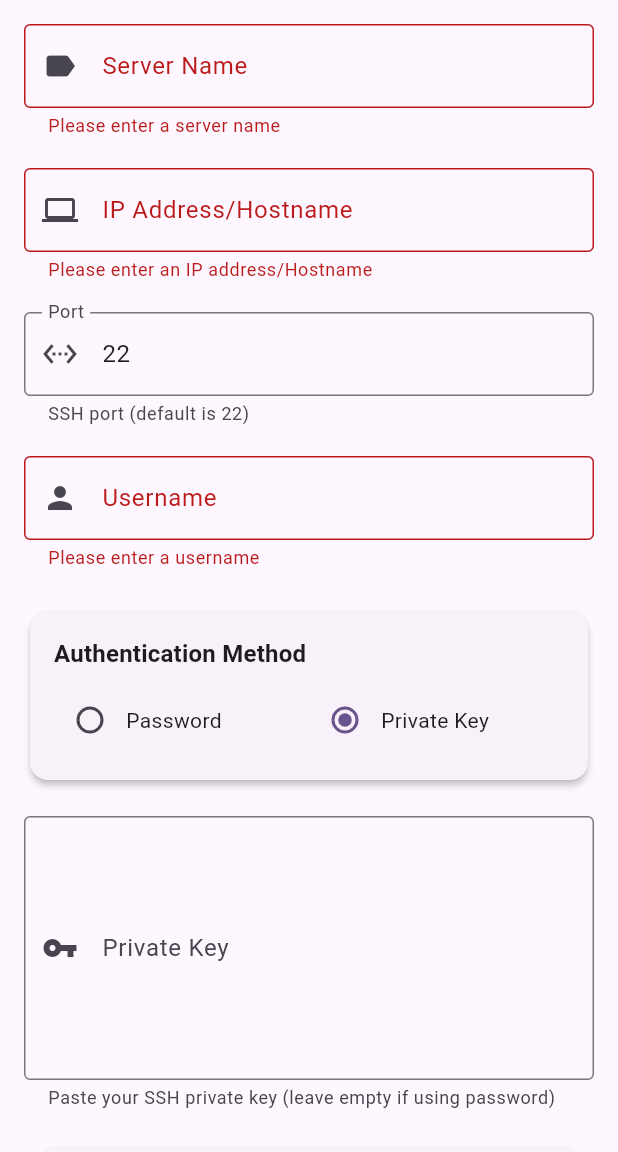
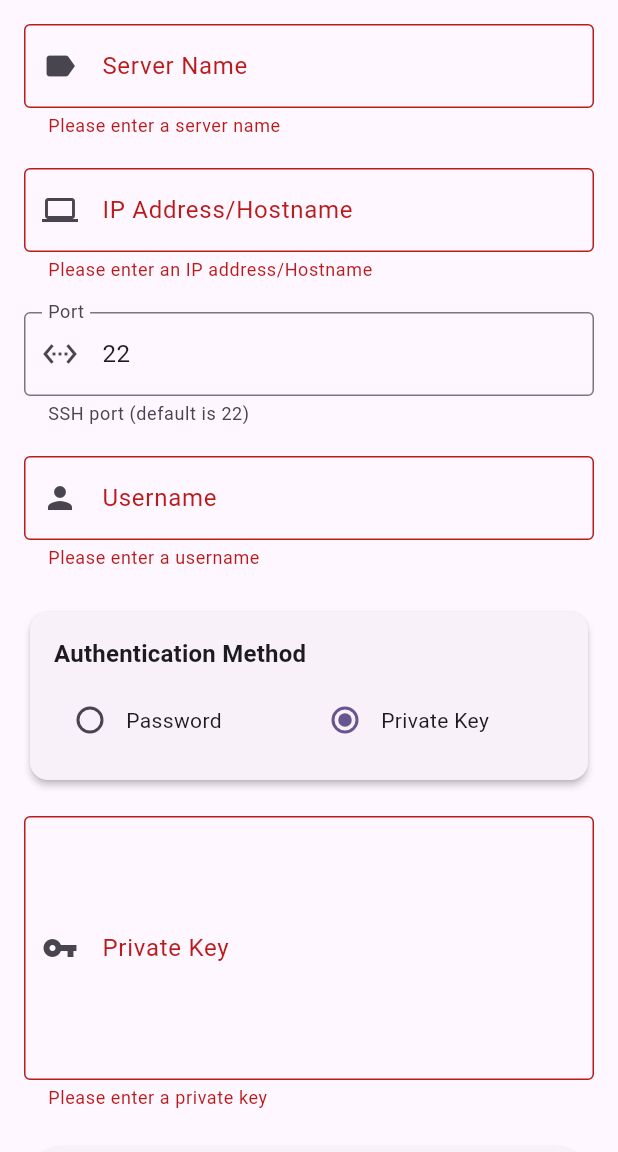
Before and after one commit to theSoberSobber/Docker-Manager, a Flutter app: the AddServerScreen screen opened directly, after a tap on "Private Key", after a tap on "ADD", on a phone screen of 412 x 824 dp, the part 84-1236 px from its top. Run offline on Flutter 3.47's test engine with Material 3 defaults, Android fonts, the phone set to English and light mode, and no system bars; our stand-ins replace easy_localization, shared_preferences; missing offline and left inert: dartssh2; accounts and stored records are empty.

Commit message:
fix review comments

```diff
--- a/assets/i18n/en-US.json
+++ b/assets/i18n/en-US.json
@@ -78,11 +78,14 @@
   "servers": {
     "title": "Docker Servers",
     "add_server": "Add Docker Server",
+    "edit_server": "Edit Docker Server",
     "delete_server": "Delete Server",
     "delete_confirm": "Are you sure you want to delete {}:{}?",
     "added_successfully": "Server added successfully",
+    "updated_successfully": "Server updated successfully",
     "deleted_successfully": "Server deleted successfully",
     "failed_to_add": "Failed to add server: {}",
+    "failed_to_update": "Failed to update server: {}",
     "failed_to_delete": "Failed to delete server: {}",
     "failed_to_load": "Failed to load servers: {}",
     "user_label": "User: {}",
--- a/assets/i18n/es.json
+++ b/assets/i18n/es.json
@@ -78,11 +78,14 @@
   "servers": {
     "title": "Servidores Docker",
     "add_server": "Agregar Servidor Docker",
+    "edit_server": "Editar Servidor Docker",
     "delete_server": "Eliminar Servidor",
     "delete_confirm": "¿Está seguro de que desea eliminar {}:{}?",
     "added_successfully": "Servidor agregado exitosamente",
+    "updated_successfully": "Servidor actualizado exitosamente",
     "deleted_successfully": "Servidor eliminado exitosamente",
     "failed_to_add": "Error al agregar servidor: {}",
+    "failed_to_update": "Error al actualizar el servidor: {}",
     "failed_to_delete": "Error al eliminar servidor: {}",
     "failed_to_load": "Error al cargar servidores: {}",
     "user_label": "Usuario: {}",
--- a/lib/data/services/ssh_connection_service.dart
+++ b/lib/data/services/ssh_connection_service.dart
@@ -203,11 +203,12 @@ class SSHConnectionService {
       // Try to execute a simple command to verify the connection really works
       final session = await client.execute('echo "test"');
       final output = await session.stdout.cast<List<int>>().transform(utf8.decoder).join();
+      final exitCode = session.exitCode;
 
       // Close the test connection immediately
       client.close();
 
-      if (output.isNotEmpty) {
+      if (exitCode == 0 && output.trim() == 'test') {
         return SSHConnectionResult(
           success: true,
           status: ConnectionStatus.connected,
--- a/lib/presentation/screens/add_server_screen.dart
+++ b/lib/presentation/screens/add_server_screen.dart
@@ -163,7 +163,7 @@ class _AddServerScreenState extends State<AddServerScreen> {
   Widget build(BuildContext context) {
     return Scaffold(
       appBar: AppBar(
-        title: Text(_isEditMode ? 'servers.add_server'.tr() : 'servers.add_server'.tr()),
+        title: Text(_isEditMode ? 'servers.edit_server'.tr() : 'servers.add_server'.tr()),
         actions: [
           TextButton(
             onPressed: _submit,
@@ -332,6 +332,12 @@ class _AddServerScreenState extends State<AddServerScreen> {
                   helperMaxLines: 2,
                 ),
                 obscureText: true,
+                validator: (value) {
+                  if (value == null || value.trim().isEmpty) {
+                    return 'servers.error_password_required'.tr();
+                  }
+                  return null;
+                },
               )
             else
               TextFormField(
@@ -345,6 +351,12 @@ class _AddServerScreenState extends State<AddServerScreen> {
                   helperMaxLines: 2,
                 ),
                 maxLines: 6,
+                validator: (value) {
+                  if (value == null || value.trim().isEmpty) {
+                    return 'servers.error_private_key_required'.tr();
+                  }
+                  return null;
+                },
               ),
             const SizedBox(height: 24),
             ElevatedButton.icon(
--- a/lib/presentation/screens/server_list_screen.dart
+++ b/lib/presentation/screens/server_list_screen.dart
@@ -83,13 +83,13 @@ class _ServerListScreenState extends State<ServerListScreen> {
       await _loadServers(); // Refresh the list
       if (mounted) {
         ScaffoldMessenger.of(context).showSnackBar(
-          const SnackBar(content: Text('Server updated successfully')),
+          SnackBar(content: Text('servers.updated_successfully'.tr())),
         );
       }
     } catch (e) {
       if (mounted) {
         ScaffoldMessenger.of(context).showSnackBar(
-          SnackBar(content: Text('Failed to update server: ${e.toString()}')),
+          SnackBar(content: Text('servers.failed_to_update'.tr(args: [e.toString()]))),
         );
       }
     }
```
